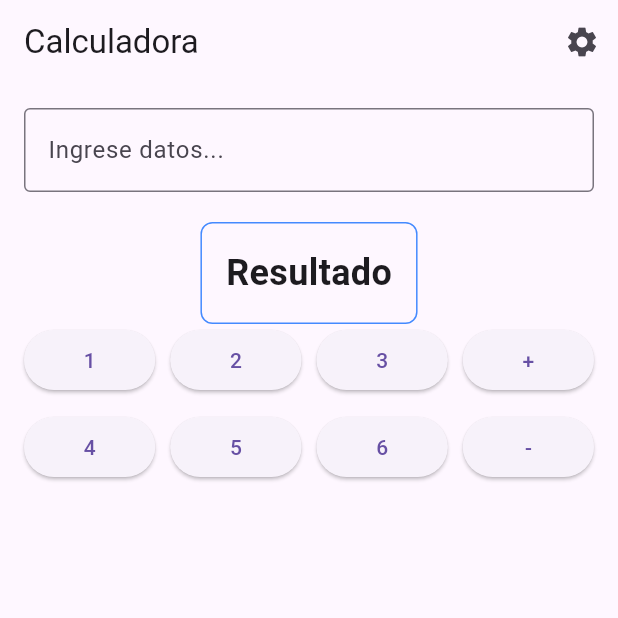
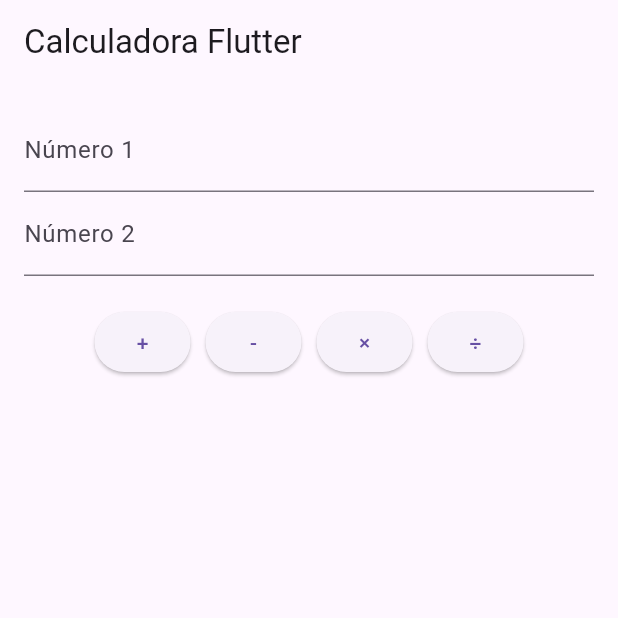
Before and after one commit to rodriQuelali/flutter-3b-2025, a Flutter app: the screen it shows after launch, on a phone screen of 412 x 824 dp, the top half of it. Run offline on Flutter 3.47's test engine with Material 3 defaults, Android fonts, the phone set to English and light mode, and no system bars.

Commit message:
Refactorizando codigo. parte 1.

```diff
--- a/calculadora/lib/view/calculadora.dart
+++ b/calculadora/lib/view/calculadora.dart
@@ -1,4 +1,5 @@
 
+import 'package:calculadora/model/Calculadora.dart';
 import 'package:flutter/material.dart';
 
 class MyCalculadoraPage extends StatefulWidget {
@@ -9,135 +10,111 @@
 }
 
 class _MyCalculadoraPageState extends State<MyCalculadoraPage> {
+
+
+  //variables para los controladores de texto
+  // later var txtNombre: Editexet
+  //varianble global
+  TextEditingController num1Controller = TextEditingController();
+  TextEditingController num2Controller = TextEditingController();
+
+  String resultado = "";
+
+//procedimiento para calcular
+  void calcular(String operacion) {
+    double? num1 = double.tryParse(num1Controller.text);
+    double? num2 = double.tryParse(num2Controller.text);
+
+    if (num1 == null || num2 == null) {
+      //setState para actualizar el resultado
+      setState(() {
+        resultado = "Ingresa números válidos";
+      });
+      return;
+    }
+
+
+    String res ="0"; // Inicializar res para evitar errores de referencia
+
+    switch (operacion) {
+      case '+':
+        res = Calculadora(num1.toString(), num2.toString()).sumar();
+        break;
+      case '-':
+        //res = Calculadora(num1.toString(), num2.toString()).restar();
+        break;
+      case '*':
+        //res = Calculadora(num1.toString(), num2.toString()).multiplicar();
+        break;
+      case '/':
+        if (num2 == 0) {
+          resultado = "División por cero";
+          setState(() {});
+          return;
+        }
+        //res = Calculadora(num1.toString(), num2.toString()).dividir();
+        break;
+      default:
+        res = "0";
+    }
+
+    setState(() {
+
+      resultado = "Resultado: ${res}";
+
+    });
+  }
+
   @override
   Widget build(BuildContext context) {
     return Scaffold(
-      appBar: AppBar(
-        title: const Text('Calculadora'),
-        actions: [
-          IconButton(
-            icon: const Icon(Icons.settings),
-            onPressed: () {
-              // Acción del botón de configuración
-            },
-          ),
-        ],
-      ),
-      body: Container(
-        padding: EdgeInsets.all(16.0),
+      appBar: AppBar(title: Text("Calculadora Flutter")),
+      body: Padding(
+        padding: const EdgeInsets.all(16.0),
         child: Column(
           children: [
-            _inoutField('Ingrese datos...'),
+            TextField(
+              //alamacenamiento de texto del ingreso del user
+              controller: num1Controller,
+              //fin
+              keyboardType: TextInputType.number,
+              decoration: InputDecoration(labelText: 'Número 1'),
+            ),
+            TextField(
+              controller: num2Controller,
+              keyboardType: TextInputType.number,
+              decoration: InputDecoration(labelText: 'Número 2'),
+            ),
             SizedBox(height: 20),
-            _resultField(),
-            Row(
+            Wrap(
+              spacing: 10,
               children: [
-                Expanded(
-                  child:
-                  _button('1',
-                  () {
-                      // Acción del botón 1
-                    },
-                  ),
+                ElevatedButton(
+                  onPressed: () => calcular('+'),
+                  child: Text('+'),
                 ),
-                SizedBox(width: 10),
-                Expanded(
-                  child: _button('2',
-                  () {
-                      // Acción del botón 2
-                    },
-                  ),
+                ElevatedButton(
+                  onPressed: () => calcular('-'),
+                  child: Text('-'),
                 ),
-
-                SizedBox(width: 10),
-                Expanded(
-                  child: _button('3',
-                  () {
-                      // Acción del botón 2
-                    },
-                  ),
+                ElevatedButton(
+                  onPressed: () => calcular('*'),
+                  child: Text('×'),
                 ),
-                SizedBox(width: 10),
-                Expanded(
-                  child: _button('+',
-                  () {
-                      // Acción del botón 2
-                    },
-                  ),
+                ElevatedButton(
+                  onPressed: () => calcular('/'),
+                  child: Text('÷'),
                 ),
               ],
             ),
-            SizedBox(height: 10),
-            Row(
-              children: [
-                Expanded(
-                  child: _button('4',
-                  () {
-                      // Acción del botón 4
-                    },
-                  ),
-                ),
-                SizedBox(width: 10),
-                Expanded(
-                  child: _button('5',
-                  () {
-                      // Acción del botón 5
-                    },
-                  ),
-                ),
-                SizedBox(width: 10),
-                Expanded(
-                  child: _button('6',
-                  () {
-                      // Acción del botón 6
-                    },
-                  ),
-                ),
-                SizedBox(width: 10),
-                Expanded(
-                  child: _button('-',
-                  () {
-                      // Acción del botón -
-                    },
-                  ),
-                ),
-              ],
-            ),
+            SizedBox(height: 30),
+            Text(
+              resultado,
+              style: TextStyle(fontSize: 24, fontWeight: FontWeight.bold),
+            )
           ],
         ),
-      )
-    );
-  }
-
-  Widget _resultField() {
-      return Container(
-        padding: EdgeInsets.all(16.0),
-        decoration: BoxDecoration(
-          border: Border.all(color: Colors.blueAccent),
-          borderRadius: BorderRadius.circular(8.0),
-        ),
-        child: Text(
-          'Resultado',
-          style: TextStyle(fontSize: 24, fontWeight: FontWeight.bold),
-        ),
-      );
-    }
-
-  Widget _button(String label, VoidCallback onPressed) {
-    return ElevatedButton(
-      onPressed: onPressed,
-      child: Text(label),
-    );
-  }
-
-
-  Widget _inoutField(String label) {
-    return TextField(
-      decoration: InputDecoration(
-        labelText: label,
-        border: OutlineInputBorder(),
       ),
-      keyboardType: TextInputType.number,
     );
   }
 }
```
Also changed, not shown: calculadora/lib/model/Calculadora.dart (added, +36 -0 lines).
